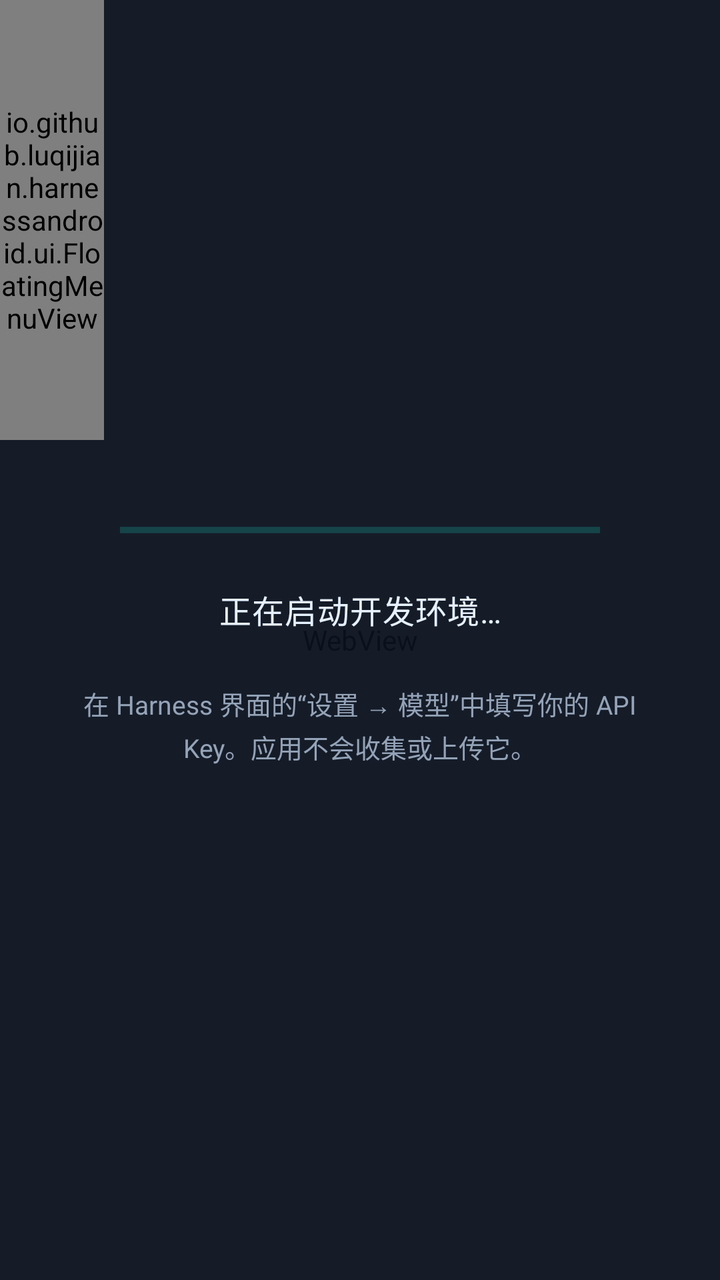
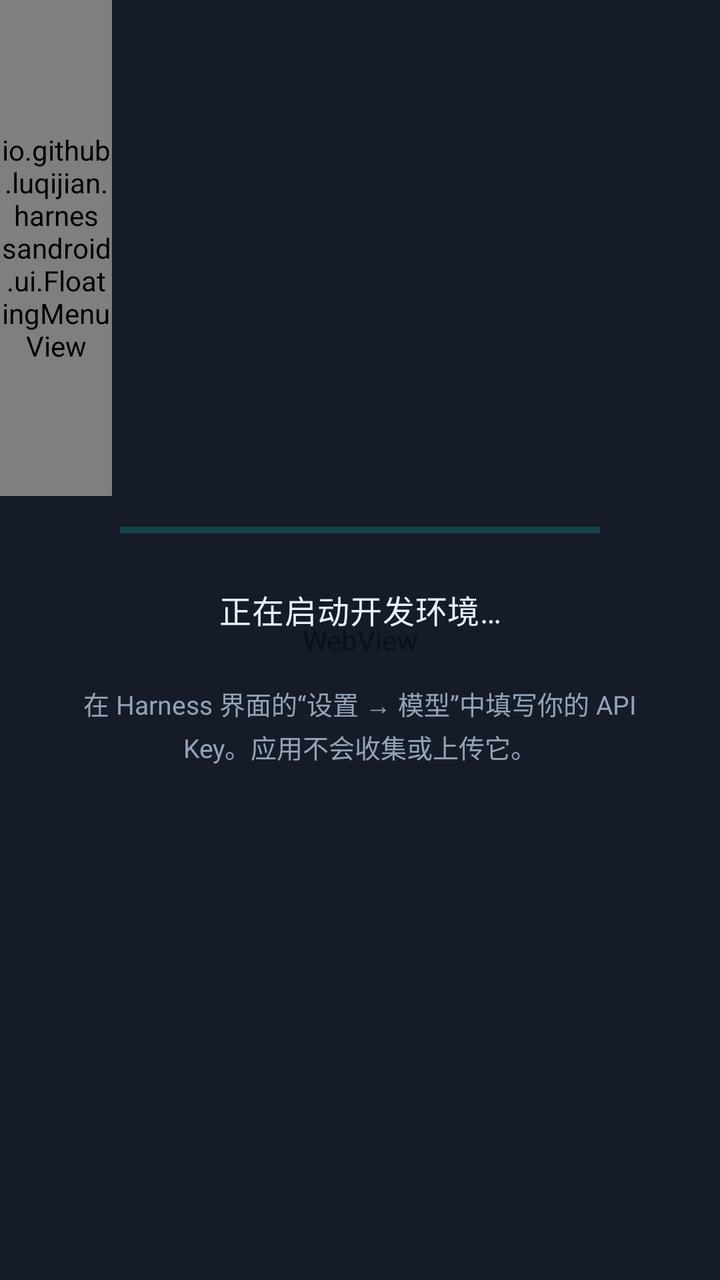

Two renders of the same Android screen: before a commit and after it. Below are the layout's source before the change and the commit's diff.
<!-- AndroidManifest.xml: application theme Theme.Harness -->
<!-- res/layout/activity_main.xml -->
<?xml version="1.0" encoding="utf-8"?>
<LinearLayout xmlns:android="http://schemas.android.com/apk/res/android"
    android:id="@+id/root"
    android:layout_width="match_parent"
    android:layout_height="match_parent"
    android:background="@color/surface_dark"
    android:orientation="vertical">

    <FrameLayout
        android:id="@+id/web_container"
        android:layout_width="match_parent"
        android:layout_height="match_parent">

        <WebView
            android:id="@+id/webView"
            android:layout_width="match_parent"
            android:layout_height="match_parent"
            android:background="@color/surface_dark" />

        <LinearLayout
            android:id="@+id/overlay"
            android:layout_width="match_parent"
            android:layout_height="match_parent"
            android:background="#E60B1220"
            android:gravity="center"
            android:orientation="vertical"
            android:padding="32dp">

            <ProgressBar
                android:id="@+id/progress"
                style="?android:attr/progressBarStyleHorizontal"
                android:layout_width="240dp"
                android:layout_height="wrap_content"
                android:indeterminate="true"
                android:indeterminateTint="@color/brand_accent" />

            <TextView
                android:id="@+id/status"
                style="@style/TextAppearance.Harness.Status"
                android:layout_width="match_parent"
                android:layout_height="wrap_content"
                android:layout_marginTop="20dp"
                android:gravity="center"
                android:text="@string/engine_starting"
                android:textSize="16sp" />

            <TextView
                android:id="@+id/detail"
                android:layout_width="match_parent"
                android:layout_height="wrap_content"
                android:layout_marginTop="10dp"
                android:gravity="center"
                android:maxLines="8"
                android:scrollbars="vertical"
                android:textColor="@color/text_muted"
                android:textIsSelectable="true"
                android:textSize="13sp"
                android:visibility="gone" />

            <LinearLayout
                android:id="@+id/overlay_actions"
                android:layout_width="wrap_content"
                android:layout_height="wrap_content"
                android:layout_marginTop="20dp"
                android:orientation="horizontal"
                android:visibility="gone">

                <Button
                    android:id="@+id/retry"
                    style="@style/Widget.Harness.Button"
                    android:layout_width="wrap_content"
                    android:layout_height="wrap_content"
                    android:text="@string/retry" />

                <Button
                    android:id="@+id/open_settings"
                    style="@style/Widget.Harness.Button"
                    android:layout_width="wrap_content"
                    android:layout_height="wrap_content"
                    android:layout_marginStart="12dp"
                    android:text="@string/open_settings" />
            </LinearLayout>

            <TextView
                android:id="@+id/first_run_notice"
                android:layout_width="match_parent"
                android:layout_height="wrap_content"
                android:layout_marginTop="26dp"
                android:gravity="center"
                android:lineSpacingExtra="3dp"
                android:text="@string/api_key_hint"
                android:textColor="@color/text_muted"
                android:textSize="13sp" />
        </LinearLayout>

        <io.github.luqijian.harnessandroid.ui.FloatingMenuView
            android:id="@+id/float_menu"
            android:layout_width="52dp"
            android:layout_height="220dp" />
    </FrameLayout>
</LinearLayout>
<!-- resources referenced by this layout -->
<resources>
  <color name="brand_accent">#14B8A6</color>
  <color name="surface_dark">#0B1220</color>
  <color name="text_muted">#94A3B8</color>
  <string name="api_key_hint">在 Harness 界面的“设置 → 模型”中填写你的 API Key。应用不会收集或上传它。</string>
  <string name="engine_starting">正在启动开发环境…</string>
  <string name="open_settings">打开设置</string>
  <string name="retry">重试</string>
  <style name="TextAppearance.Harness.Status" parent="TextAppearance.Material3.BodyMedium">
          <item name="android:textColor">@color/text_on_dark</item>
      </style>
  <style name="Widget.Harness.Button" parent="Widget.Material3.Button">
          <item name="android:textAllCaps">false</item>
      </style>
  <style name="Theme.Harness" parent="Theme.Material3.DayNight.NoActionBar">
          <item name="colorPrimary">@color/brand_primary</item>
          <item name="colorOnPrimary">#FFFFFF</item>
          <item name="colorSecondary">@color/brand_accent</item>
          <item name="android:statusBarColor">@color/surface_dark</item>
          <item name="android:navigationBarColor">@color/surface_dark</item>
          <item name="android:windowLightStatusBar">false</item>
          <item name="android:windowLightNavigationBar">false</item>
      </style>
  <color name="text_on_dark">#E6F1FF</color>
  <color name="brand_primary">#0F766E</color>
</resources>

<!-- the commit's change to res/layout/activity_main.xml (unified diff, before → after) -->
@@ -95,7 +95,7 @@
 
         <io.github.luqijian.harnessandroid.ui.FloatingMenuView
             android:id="@+id/float_menu"
-            android:layout_width="52dp"
-            android:layout_height="220dp" />
+            android:layout_width="56dp"
+            android:layout_height="248dp" />
     </FrameLayout>
 </LinearLayout>
